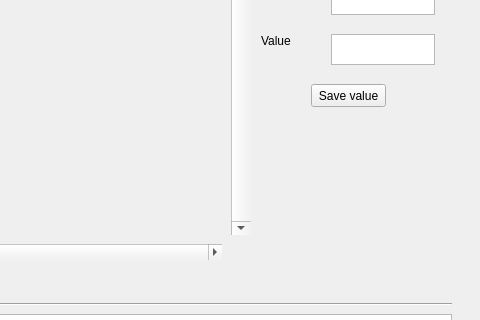
Lipa1333/Automat-komorkowy, file Automat-komorkowy/GUI.ui: the form before one commit; both pictures show x 269 to 749 and y 156 to 476 of the 749 by 698 pixel window.
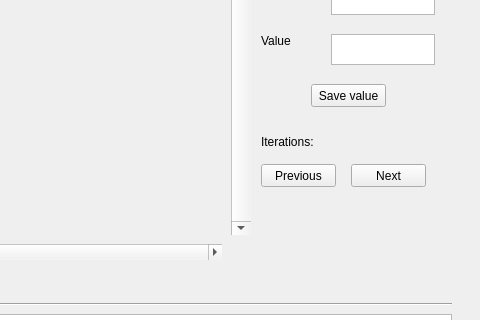
The form after the commit.

```diff
--- a/Automat-komorkowy/GUI.ui
+++ b/Automat-komorkowy/GUI.ui
@@ -339,6 +339,45 @@
      <string>Scope</string>
     </property>
    </widget>
+   <widget class="QLabel" name="label">
+    <property name="geometry">
+     <rect>
+      <x>530</x>
+      <y>290</y>
+      <width>101</width>
+      <height>16</height>
+     </rect>
+    </property>
+    <property name="text">
+     <string>Iterations:</string>
+    </property>
+   </widget>
+   <widget class="QPushButton" name="pushButton">
+    <property name="geometry">
+     <rect>
+      <x>530</x>
+      <y>320</y>
+      <width>75</width>
+      <height>23</height>
+     </rect>
+    </property>
+    <property name="text">
+     <string>Previous</string>
+    </property>
+   </widget>
+   <widget class="QPushButton" name="pushButton_2">
+    <property name="geometry">
+     <rect>
+      <x>620</x>
+      <y>320</y>
+      <width>75</width>
+      <height>23</height>
+     </rect>
+    </property>
+    <property name="text">
+     <string>Next</string>
+    </property>
+   </widget>
   </widget>
   <widget class="QStatusBar" name="statusBar"/>
  </widget>
```
